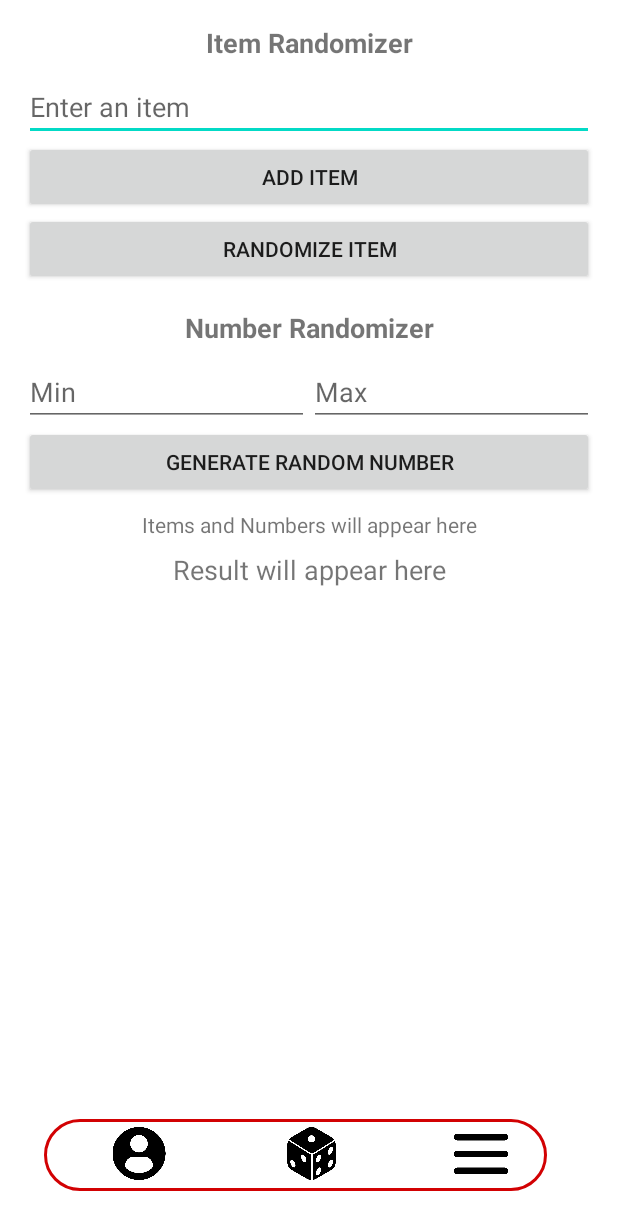
After one commit to SundenJaeger/IChooseYou, an Android app: the RandomizerActivity screen opened directly, with no data from a screen before it, on a phone screen of 412 x 824 dp. The commit adds this screen. Shown: the top 1230 px of the screen. Run offline under Robolectric (Android 15) with nearby library versions, the phone set to English and light mode, and no system bars.

Commit message:
Added list view and randomizers

```diff
--- a/app/build.gradle.kts
+++ b/app/build.gradle.kts
@@ -41,6 +41,7 @@ dependencies {
     implementation(libs.androidx.appcompat)
     implementation(libs.material)
     implementation(libs.androidx.activity)
+    implementation(libs.androidx.constraintlayout)
     testImplementation(libs.junit)
     androidTestImplementation(libs.androidx.junit)
     androidTestImplementation(libs.androidx.espresso.core)
--- a/app/src/main/AndroidManifest.xml
+++ b/app/src/main/AndroidManifest.xml
@@ -12,6 +12,12 @@
         android:supportsRtl="true"
         android:theme="@style/Theme.IChooseYou"
         tools:targetApi="31">
+        <activity
+            android:name="com.android.ichooseyou.RandomizerActivity"
+            android:exported="false" />
+        <activity
+            android:name="com.android.ichooseyou.MainActivity"
+            android:exported="false" />
         <activity
             android:name="com.android.ichooseyou.OpeningPageActivity"
             android:exported="true">
--- a/app/src/main/java/com/android/ichooseyou/OpeningPageActivity.kt
+++ b/app/src/main/java/com/android/ichooseyou/OpeningPageActivity.kt
@@ -1,14 +1,14 @@
 package com.android.ichooseyou
 
+import android.app.Activity
 import android.content.Intent
 import android.net.Uri
 import android.os.Bundle
 import android.widget.Button
 import android.widget.VideoView
-import androidx.appcompat.app.AppCompatActivity
 import com.android.ichooseyou2.R
 
-class OpeningPageActivity : AppCompatActivity() {
+class OpeningPageActivity : Activity() {
     override fun onCreate(savedInstanceState: Bundle?) {
         super.onCreate(savedInstanceState)
         setContentView(R.layout.openingpage)
--- /dev/null
+++ b/app/src/main/java/com/android/ichooseyou/RandomizerActivity.kt
@@ -0,0 +1,106 @@
+package com.android.ichooseyou
+
+import android.app.Activity
+import android.content.Intent
+import android.os.Bundle
+import android.widget.Button
+import android.widget.EditText
+import android.widget.ImageButton
+import android.widget.TextView
+import com.android.ichooseyou2.R
+import kotlin.random.Random
+
+class RandomizerActivity : Activity() {
+    override fun onCreate(savedInstanceState: Bundle?) {
+        super.onCreate(savedInstanceState)
+        setContentView(R.layout.activity_randomizer)
+
+        val toLandingPageBtn: ImageButton = findViewById(R.id.to_landing_page)
+        val toProfileBtn: ImageButton = findViewById(R.id.to_profile)
+        val toMainBtn: ImageButton = findViewById(R.id.to_main)
+
+        val receivedName: String? = intent.getStringExtra("username")
+        val receivedEmail: String? = intent.getStringExtra("email")
+
+        val inputField: EditText = findViewById(R.id.input_field)
+        val addItemBtn: Button = findViewById(R.id.add_item_btn)
+        val randomizeItemBtn: Button = findViewById(R.id.randomize_item_btn)
+        val randomizeNumberBtn: Button = findViewById(R.id.randomize_number_btn)
+        val resultText: TextView = findViewById(R.id.result_text)
+        val itemsListText: TextView = findViewById(R.id.items_list_text)
+        val numberRangeMinInput: EditText = findViewById(R.id.number_range_min)
+        val numberRangeMaxInput: EditText = findViewById(R.id.number_range_max)
+
+        val items = mutableListOf<String>()
+        val numbers = mutableListOf<String>()
+
+        addItemBtn.setOnClickListener {
+            val newItem = inputField.text.toString().trim()
+            if (newItem.isNotEmpty()) {
+                items.add(newItem)
+                inputField.text.clear()
+                updateItemsList(itemsListText, items, "Items")
+            }
+        }
+
+        randomizeItemBtn.setOnClickListener {
+            if (items.isNotEmpty()) {
+                val randomIndex = Random.nextInt(items.size)
+                resultText.text = "Selected Item: ${items[randomIndex]}"
+            } else {
+                resultText.text = "Add some items first!"
+            }
+        }
+
+        randomizeNumberBtn.setOnClickListener {
+            val minInput = numberRangeMinInput.text.toString()
+            val maxInput = numberRangeMaxInput.text.toString()
+
+            if (minInput.isNotEmpty() && maxInput.isNotEmpty()) {
+                try {
+                    val min = minInput.toInt()
+                    val max = maxInput.toInt()
+
+                    if (min < max) {
+                        val randomNumber = Random.nextInt(min, max + 1)
+                        val numberEntry = "Random Number ($min-$max): $randomNumber"
+                        numbers.add(numberEntry)
+                        resultText.text = numberEntry
+                        updateItemsList(itemsListText, numbers, "Numbers")
+                    } else {
+                        resultText.text = "Min must be less than Max!"
+                    }
+                } catch (e: NumberFormatException) {
+                    resultText.text = "Please enter valid numbers!"
+                }
+            } else {
+                resultText.text = "Enter min and max range!"
+            }
+        }
+
+        toMainBtn.setOnClickListener {
+            val intent = Intent(this, MainActivity::class.java)
+            intent.putExtra("username", receivedName)
+            intent.putExtra("email", receivedEmail)
+            startActivity(intent)
+        }
+
+        toProfileBtn.setOnClickListener {
+            val intent = Intent(this, ProfileActivity::class.java)
+            intent.putExtra("username", receivedName)
+            intent.putExtra("email", receivedEmail)
+            startActivity(intent)
+        }
+
+        toLandingPageBtn.setOnClickListener {
+            val intent = Intent(this, LandingPageActivity::class.java)
+            intent.putExtra("username", receivedName)
+            intent.putExtra("email", receivedEmail)
+            startActivity(intent)
+        }
+    }
+
+    private fun updateItemsList(textView: TextView, items: List<String>, prefix: String) {
+        textView.text = "$prefix: ${items.joinToString(" | ")}"
+    }
+}
--- a/app/src/main/res/layout/activity_landing_page.xml
+++ b/app/src/main/res/layout/activity_landing_page.xml
@@ -178,6 +178,7 @@
                 android:src="@drawable/user" />
 
             <ImageButton
+                android:id="@+id/to_random"
                 android:layout_width="114dp"
                 android:layout_height="35dp"
                 android:adjustViewBounds="true"
--- /dev/null
+++ b/app/src/main/res/layout/activity_randomizer.xml
@@ -0,0 +1,158 @@
+<?xml version="1.0" encoding="utf-8"?>
+<RelativeLayout xmlns:android="http://schemas.android.com/apk/res/android"
+    xmlns:tools="http://schemas.android.com/tools"
+    android:layout_width="match_parent"
+    android:layout_height="match_parent"
+    android:orientation="vertical"
+    android:padding="16dp">
+
+    <ScrollView
+        android:layout_width="match_parent"
+        android:layout_height="match_parent"
+        android:layout_above="@id/action_bar">
+
+        <LinearLayout
+            android:layout_width="match_parent"
+            android:layout_height="wrap_content"
+            android:orientation="vertical">
+
+            <!-- Item Randomizer Section -->
+            <TextView
+                android:layout_width="match_parent"
+                android:layout_height="wrap_content"
+                android:text="Item Randomizer"
+                android:textSize="18sp"
+                android:textStyle="bold"
+                android:gravity="center"
+                android:layout_marginBottom="8dp"/>
+
+            <EditText
+                android:id="@+id/input_field"
+                android:layout_width="match_parent"
+                android:layout_height="wrap_content"
+                android:hint="Enter an item"
+                android:inputType="text"/>
+
+            <Button
+                android:id="@+id/add_item_btn"
+                android:layout_width="match_parent"
+                android:layout_height="wrap_content"
+                android:text="Add Item"/>
+
+            <Button
+                android:id="@+id/randomize_item_btn"
+                android:layout_width="match_parent"
+                android:layout_height="wrap_content"
+                android:text="Randomize Item"/>
+
+            <!-- Number Randomizer Section -->
+            <TextView
+                android:layout_width="match_parent"
+                android:layout_height="wrap_content"
+                android:text="Number Randomizer"
+                android:textSize="18sp"
+                android:textStyle="bold"
+                android:gravity="center"
+                android:layout_marginTop="16dp"
+                android:layout_marginBottom="8dp"/>
+
+            <LinearLayout
+                android:layout_width="match_parent"
+                android:layout_height="wrap_content"
+                android:orientation="horizontal">
+
+                <EditText
+                    android:id="@+id/number_range_min"
+                    android:layout_width="0dp"
+                    android:layout_height="wrap_content"
+                    android:layout_weight="1"
+                    android:hint="Min"
+                    android:inputType="number"/>
+
+                <EditText
+                    android:id="@+id/number_range_max"
+                    android:layout_width="0dp"
+                    android:layout_height="wrap_content"
+                    android:layout_weight="1"
+                    android:hint="Max"
+                    android:inputType="number"/>
+            </LinearLayout>
+
+            <Button
+                android:id="@+id/randomize_number_btn"
+                android:layout_width="match_parent"
+                android:layout_height="wrap_content"
+                android:text="Generate Random Number"/>
+
+            <TextView
+                android:id="@+id/items_list_text"
+                android:layout_width="match_parent"
+                android:layout_height="wrap_content"
+                android:text="Items and Numbers will appear here"
+                android:layout_marginTop="8dp"
+                android:textAlignment="center"/>
+
+            <TextView
+                android:id="@+id/result_text"
+                android:layout_width="match_parent"
+                android:layout_height="wrap_content"
+                android:text="Result will appear here"
+                android:layout_marginTop="8dp"
+                android:textAlignment="center"
+                android:textSize="18sp"/>
+        </LinearLayout>
+    </ScrollView>
+
+    <FrameLayout
+        android:id="@+id/action_bar"
+        android:layout_width="wrap_content"
+        android:layout_height="wrap_content"
+        android:layout_alignParentBottom="true"
+        android:layout_centerHorizontal="true"
+        android:layout_marginBottom="4dp"
+        android:padding="10dp">
+
+        <ImageView
+            android:layout_width="335dp"
+            android:layout_height="48dp"
+            android:background="@drawable/borderradius"
+            android:scaleType="centerCrop" />
+
+        <LinearLayout
+            android:layout_width="wrap_content"
+            android:layout_height="wrap_content"
+            android:orientation="horizontal"
+            android:padding="5dp">
+
+            <ImageButton
+                android:id="@+id/to_profile"
+                android:layout_width="116dp"
+                android:layout_height="35dp"
+                android:adjustViewBounds="true"
+                android:background="@android:color/transparent"
+                android:contentDescription="Profile"
+                android:scaleType="fitCenter"
+                android:src="@drawable/user" />
+
+            <ImageButton
+                android:id="@+id/to_main"
+                android:layout_width="114dp"
+                android:layout_height="35dp"
+                android:adjustViewBounds="true"
+                android:background="@android:color/transparent"
+                android:contentDescription="Main"
+                android:scaleType="fitCenter"
+                android:src="@drawable/dice" />
+
+            <ImageButton
+                android:id="@+id/to_landing_page"
+                android:layout_width="112dp"
+                android:layout_height="36dp"
+                android:adjustViewBounds="true"
+                android:background="@android:color/transparent"
+                android:contentDescription="Menu"
+                android:scaleType="fitCenter"
+                android:src="@drawable/menu" />
+        </LinearLayout>
+    </FrameLayout>
+</RelativeLayout>
--- a/gradle/libs.versions.toml
+++ b/gradle/libs.versions.toml
@@ -8,6 +8,7 @@ espressoCore = "3.6.1"
 appcompat = "1.7.0"
 material = "1.12.0"
 activity = "1.8.0"
+constraintlayout = "2.2.1"
 
 [libraries]
 androidx-core-ktx = { group = "androidx.core", name = "core-ktx", version.ref = "coreKtx" }
@@ -17,6 +18,7 @@ androidx-espresso-core = { group = "androidx.test.espresso", name = "espresso-co
 androidx-appcompat = { group = "androidx.appcompat", name = "appcompat", version.ref = "appcompat" }
 material = { group = "com.google.android.material", name = "material", version.ref = "material" }
 androidx-activity = { group = "androidx.activity", name = "activity", version.ref = "activity" }
+androidx-constraintlayout = { group = "androidx.constraintlayout", name = "constraintlayout", version.ref = "constraintlayout" }
 
 [plugins]
 androidApplication = { id = "com.android.application", version.ref = "agp" }
```
Also changed, not shown: app/src/main/java/com/android/ichooseyou/LandingPageActivity.kt (+8 -0 lines), app/src/main/java/com/android/ichooseyou/MainActivity.kt (added, +67 -0 lines), app/src/main/res/layout/activity_main.xml (added, +82 -0 lines).
